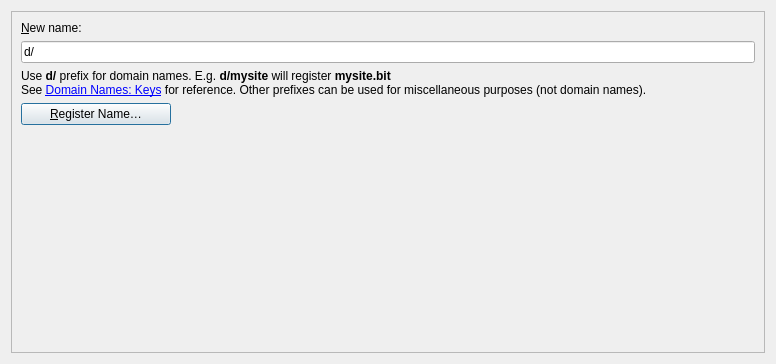
This is src/qt/forms/buynamespage.ui in xaya/xaya as Qt 5 draws it before an edit. The edited form follows.
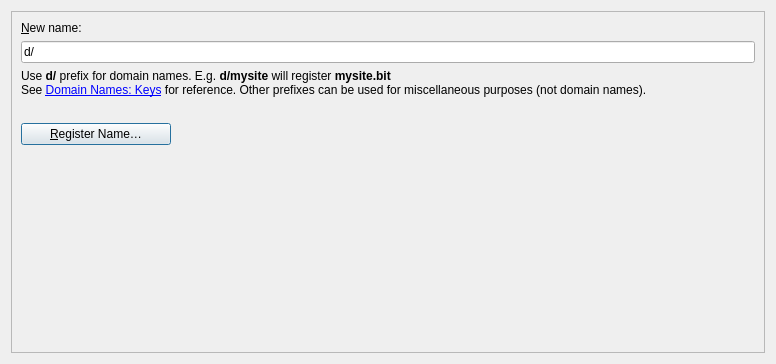
This is the edited form. Icons and pictures are not drawn. Custom widgets are drawn as their Qt base class.

Commit message: Namecoin / Qt: Add availability check to Buy Names tab

What changed in the file:
```diff
--- a/src/qt/forms/buynamespage.ui
+++ b/src/qt/forms/buynamespage.ui
@@ -77,6 +77,25 @@
         </property>
        </widget>
       </item>
+      <item>
+       <widget class="QLabel" name="statusLabel">
+        <property name="sizePolicy">
+         <sizepolicy hsizetype="Preferred" vsizetype="Preferred">
+          <horstretch>0</horstretch>
+          <verstretch>0</verstretch>
+         </sizepolicy>
+        </property>
+        <property name="text">
+         <string></string>
+        </property>
+        <property name="textFormat">
+         <enum>Qt::PlainText</enum>
+        </property>
+        <property name="wordWrap">
+         <bool>true</bool>
+        </property>
+       </widget>
+      </item>
       <item>
        <widget class="QPushButton" name="registerNameButton">
         <property name="sizePolicy">
```
The commit also changes 2 other files.
